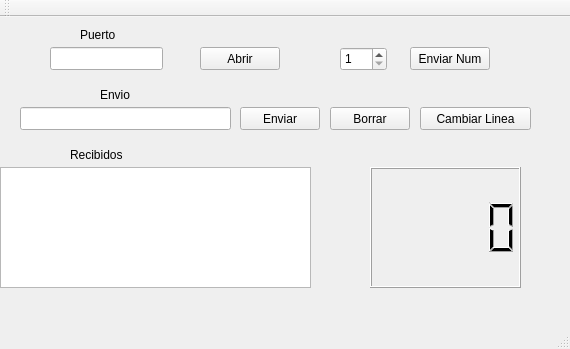
First picture: the form in mainwindow.ui, repository eduwinagudelo/visualSerial, before the edit.
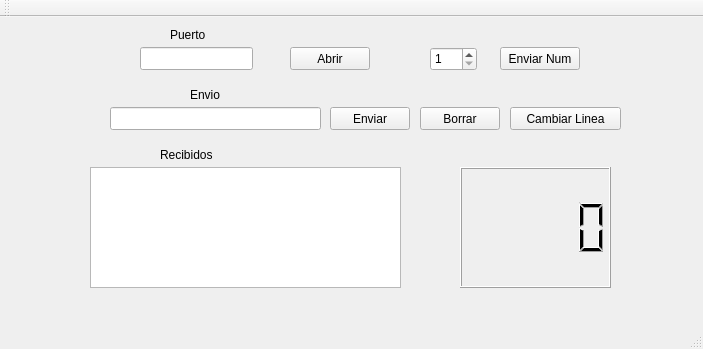
Second picture: the form after the edit.

```diff
--- a/mainwindow.ui
+++ b/mainwindow.ui
@@ -6,7 +6,7 @@
    <rect>
     <x>0</x>
     <y>0</y>
-    <width>570</width>
+    <width>703</width>
     <height>349</height>
    </rect>
   </property>
@@ -17,7 +17,7 @@
    <widget class="QPushButton" name="btnAbrirPuerto">
     <property name="geometry">
      <rect>
-      <x>200</x>
+      <x>290</x>
       <y>30</y>
       <width>80</width>
       <height>23</height>
@@ -30,7 +30,7 @@
    <widget class="QPushButton" name="btnEnviar">
     <property name="geometry">
      <rect>
-      <x>240</x>
+      <x>330</x>
       <y>90</y>
       <width>80</width>
       <height>23</height>
@@ -43,7 +43,7 @@
    <widget class="QLineEdit" name="txbSerialPort">
     <property name="geometry">
      <rect>
-      <x>50</x>
+      <x>140</x>
       <y>30</y>
       <width>113</width>
       <height>23</height>
@@ -53,7 +53,7 @@
    <widget class="QLineEdit" name="txbEnvio">
     <property name="geometry">
      <rect>
-      <x>20</x>
+      <x>110</x>
       <y>90</y>
       <width>211</width>
       <height>23</height>
@@ -63,7 +63,7 @@
    <widget class="QPlainTextEdit" name="txbRecibido">
     <property name="geometry">
      <rect>
-      <x>0</x>
+      <x>90</x>
       <y>150</y>
       <width>311</width>
       <height>121</height>
@@ -73,7 +73,7 @@
    <widget class="QPushButton" name="btnBorrar">
     <property name="geometry">
      <rect>
-      <x>330</x>
+      <x>420</x>
       <y>90</y>
       <width>80</width>
       <height>23</height>
@@ -86,7 +86,7 @@
    <widget class="QLCDNumber" name="lcdNumber">
     <property name="geometry">
      <rect>
-      <x>370</x>
+      <x>460</x>
       <y>150</y>
       <width>151</width>
       <height>121</height>
@@ -104,7 +104,7 @@
    <widget class="QLabel" name="label">
     <property name="geometry">
      <rect>
-      <x>80</x>
+      <x>170</x>
       <y>10</y>
       <width>59</width>
       <height>15</height>
@@ -117,7 +117,7 @@
    <widget class="QLabel" name="label_2">
     <property name="geometry">
      <rect>
-      <x>100</x>
+      <x>190</x>
       <y>70</y>
       <width>59</width>
       <height>15</height>
@@ -130,7 +130,7 @@
    <widget class="QLabel" name="label_3">
     <property name="geometry">
      <rect>
-      <x>70</x>
+      <x>160</x>
       <y>130</y>
       <width>59</width>
       <height>15</height>
@@ -143,7 +143,7 @@
    <widget class="QPushButton" name="btnCambiarL">
     <property name="geometry">
      <rect>
-      <x>420</x>
+      <x>510</x>
       <y>90</y>
       <width>111</width>
       <height>23</height>
@@ -156,7 +156,7 @@
    <widget class="QSpinBox" name="spinBox">
     <property name="geometry">
      <rect>
-      <x>340</x>
+      <x>430</x>
       <y>30</y>
       <width>47</width>
       <height>24</height>
@@ -172,7 +172,7 @@
    <widget class="QPushButton" name="btnEnviarNum">
     <property name="geometry">
      <rect>
-      <x>410</x>
+      <x>500</x>
       <y>30</y>
       <width>80</width>
       <height>23</height>
```
Left out of the diff: 2 changed lines with no effect on the pictures.
